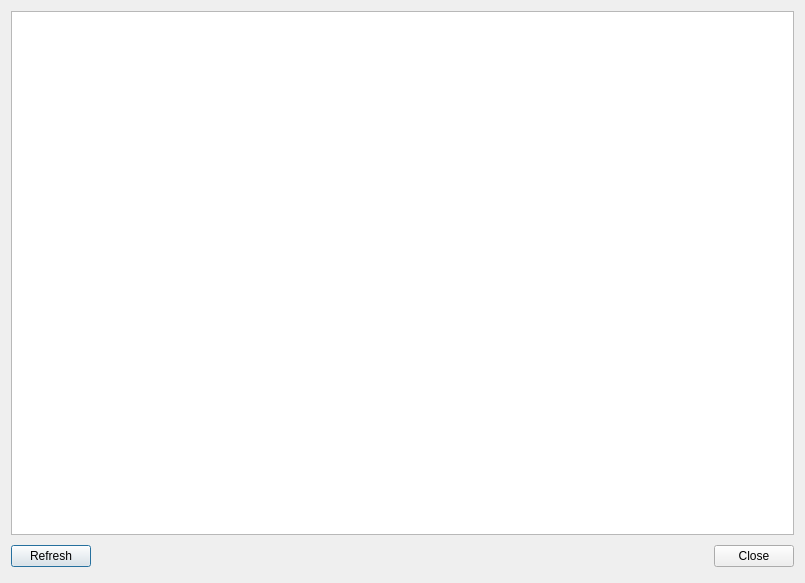
The window that src/Gui/SceneInspector.ui (southseact-3d/fcd) describes before a commit, drawn with Qt 5.
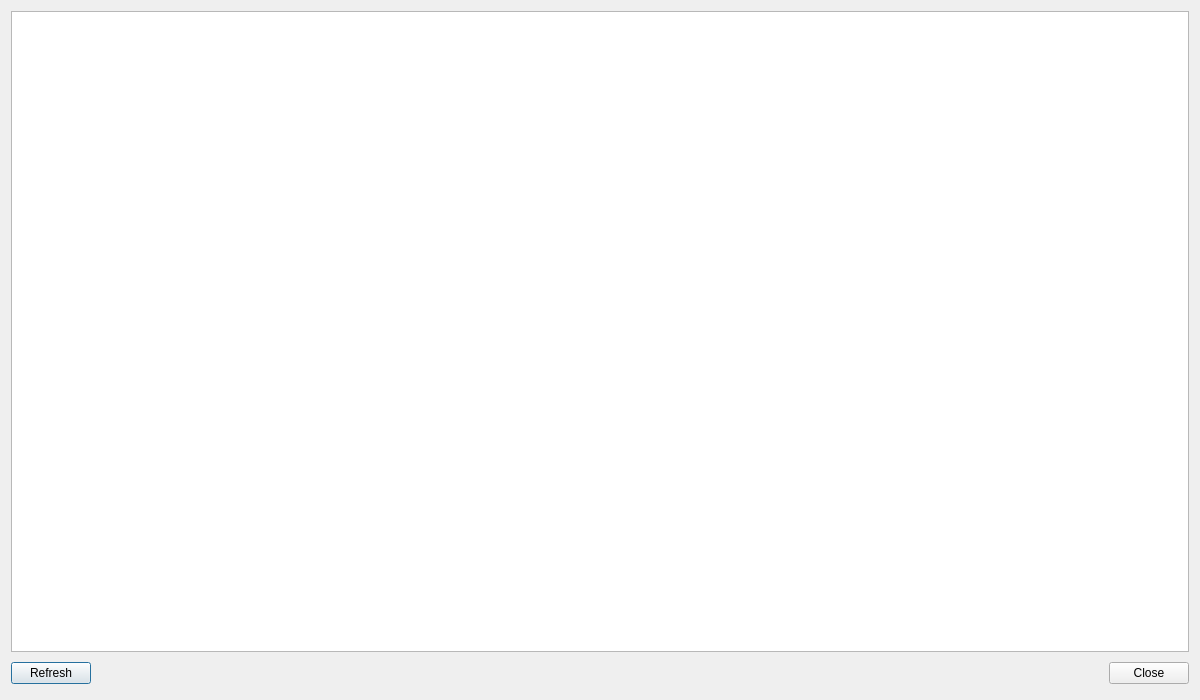
The same window after the commit.

Commit message: Gui: Add bounding box data to scene inspector.

```diff
--- a/src/Gui/SceneInspector.ui
+++ b/src/Gui/SceneInspector.ui
@@ -6,8 +6,8 @@
    <rect>
     <x>0</x>
     <y>0</y>
-    <width>805</width>
-    <height>583</height>
+    <width>1200</width>
+    <height>700</height>
    </rect>
   </property>
   <property name="windowTitle">
```
The commit also changes 1 other file.
